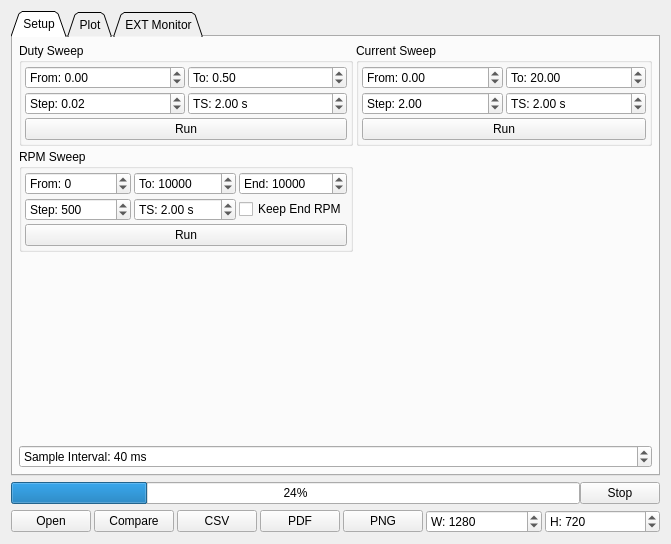
This is pages/pageexperiments.ui in vedderb/vesc_tool as Qt 5 draws it before an edit. The edited form follows.
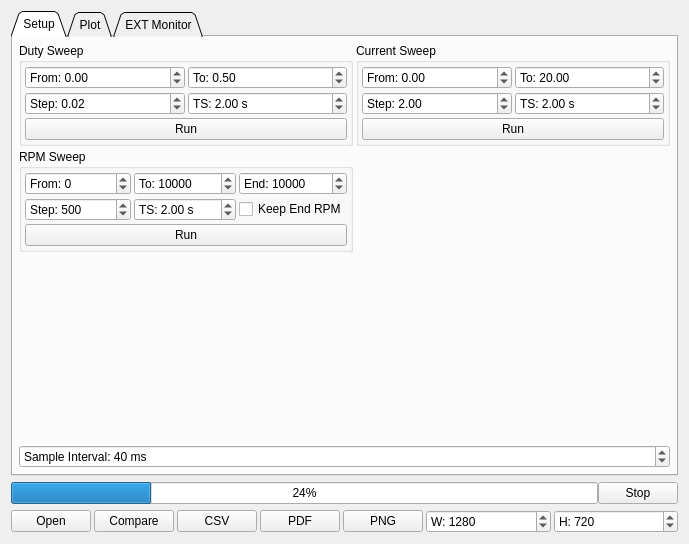
This is the edited form. Icons and pictures are not drawn. Custom widgets are drawn as their Qt base class.

```diff
--- a/pages/pageexperiments.ui
+++ b/pages/pageexperiments.ui
@@ -6,7 +6,7 @@
    <rect>
     <x>0</x>
     <y>0</y>
-    <width>671</width>
+    <width>689</width>
     <height>544</height>
    </rect>
   </property>
```
